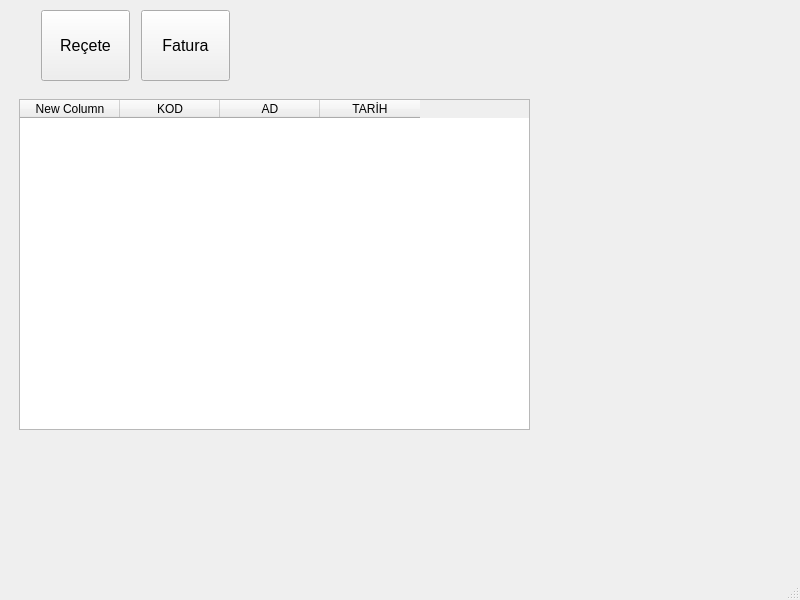
This is mainwindow.ui in nerdogan/nenra as Qt 5 draws it before an edit. The edited form follows.
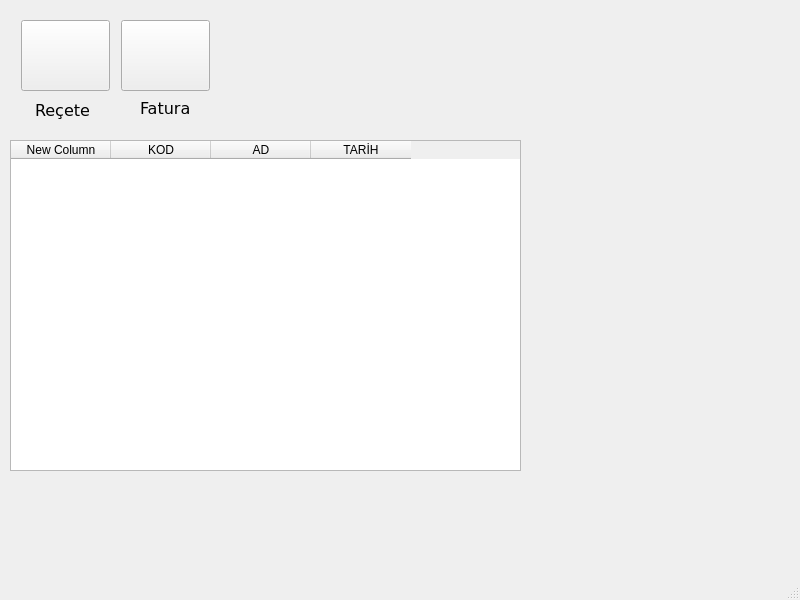
This is the edited form.

Commit message: FATURA SERNO

Patch:
```diff
--- a/mainwindow.ui
+++ b/mainwindow.ui
@@ -17,8 +17,8 @@
    <widget class="QWidget" name="verticalLayoutWidget">
     <property name="geometry">
      <rect>
-      <x>20</x>
-      <y>440</y>
+      <x>10</x>
+      <y>470</y>
       <width>621</width>
       <height>80</height>
      </rect>
@@ -28,8 +28,8 @@
    <widget class="QWidget" name="verticalLayoutWidget_2">
     <property name="geometry">
      <rect>
-      <x>19</x>
-      <y>99</y>
+      <x>10</x>
+      <y>140</y>
       <width>511</width>
       <height>331</height>
      </rect>
@@ -64,8 +64,8 @@
    <widget class="QWidget" name="horizontalLayoutWidget">
     <property name="geometry">
      <rect>
-      <x>40</x>
-      <y>10</y>
+      <x>20</x>
+      <y>20</y>
       <width>91</width>
       <height>71</height>
      </rect>
@@ -81,11 +81,14 @@
        </property>
        <property name="font">
         <font>
+         <family>Verdana</family>
          <pointsize>12</pointsize>
+         <weight>75</weight>
+         <bold>true</bold>
         </font>
        </property>
        <property name="text">
-        <string>Reçete</string>
+        <string/>
        </property>
       </widget>
      </item>
@@ -94,8 +97,8 @@
    <widget class="QWidget" name="horizontalLayoutWidget_2">
     <property name="geometry">
      <rect>
-      <x>140</x>
-      <y>10</y>
+      <x>120</x>
+      <y>20</y>
       <width>91</width>
       <height>71</height>
      </rect>
@@ -111,11 +114,14 @@
        </property>
        <property name="font">
         <font>
+         <family>Verdana</family>
          <pointsize>12</pointsize>
+         <weight>75</weight>
+         <bold>true</bold>
         </font>
        </property>
        <property name="text">
-        <string>Fatura</string>
+        <string/>
        </property>
       </widget>
      </item>
@@ -143,6 +149,44 @@
     </property>
     <layout class="QHBoxLayout" name="horizontalLayout_4"/>
    </widget>
+   <widget class="QLabel" name="label">
+    <property name="geometry">
+     <rect>
+      <x>35</x>
+      <y>100</y>
+      <width>61</width>
+      <height>20</height>
+     </rect>
+    </property>
+    <property name="font">
+     <font>
+      <family>Verdana</family>
+      <pointsize>12</pointsize>
+     </font>
+    </property>
+    <property name="text">
+     <string>Reçete</string>
+    </property>
+   </widget>
+   <widget class="QLabel" name="label_2">
+    <property name="geometry">
+     <rect>
+      <x>140</x>
+      <y>100</y>
+      <width>61</width>
+      <height>16</height>
+     </rect>
+    </property>
+    <property name="font">
+     <font>
+      <family>Verdana</family>
+      <pointsize>12</pointsize>
+     </font>
+    </property>
+    <property name="text">
+     <string>Fatura</string>
+    </property>
+   </widget>
   </widget>
   <widget class="QMenuBar" name="menubar">
    <property name="geometry">
```
The commit also changes 12 other files.
